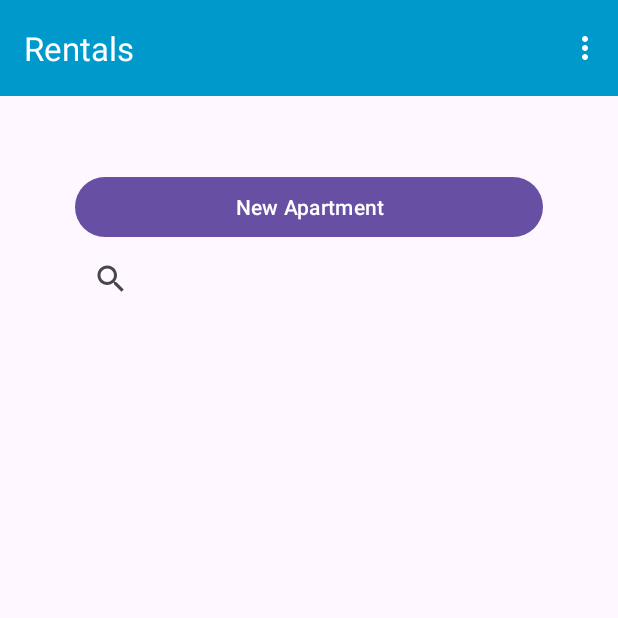
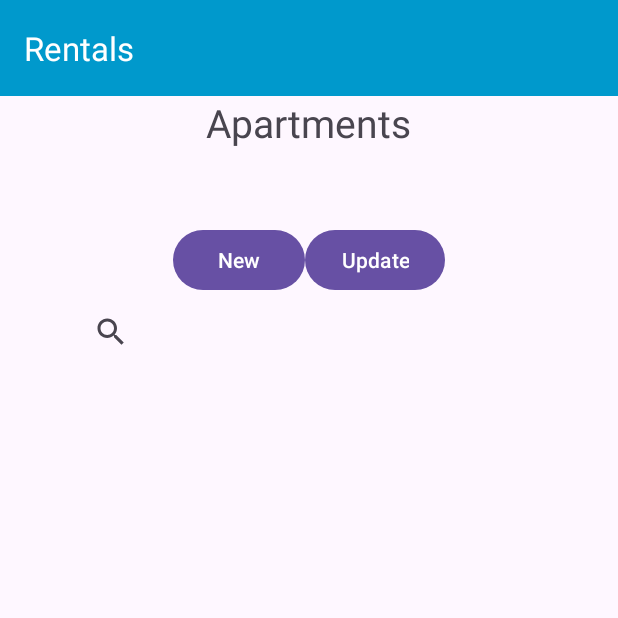
Before and after one commit to thiago-ssouza/rentals_app, an Android app: the ApartmentsListActivity screen opened directly, with no data from a screen before it, on a phone screen of 412 x 824 dp, the top half of it. Run offline under Robolectric (Android 15) with nearby library versions, the phone set to English and light mode, and no system bars; our stand-ins replace Firebase (no records; nobody signed in at launch, a user with empty details on screens opened directly).

Commit message:
Feature> ApartmentList fetching db firebase and filling the list view

```diff
--- a/app/src/main/java/com/example/rentals_app/ApartmentsListActivity.java
+++ b/app/src/main/java/com/example/rentals_app/ApartmentsListActivity.java
@@ -1,43 +1,84 @@
 package com.example.rentals_app;
-
 import androidx.annotation.NonNull;
 import androidx.appcompat.app.AppCompatActivity;
 import androidx.appcompat.widget.Toolbar;
-
 import android.content.Intent;
 import android.os.Bundle;
 import android.view.Menu;
 import android.view.MenuItem;
 import android.view.View;
+import android.widget.ArrayAdapter;
 import android.widget.Button;
-import com.example.rentals_app.model.UserModel; // Asegúrate de importar UserModel
-
+import android.widget.ListView;
+import com.example.rentals_app.model.UserModel;
+import com.example.rentals_app.model.ApartmentModel;
+import com.example.rentals_app.ApartmentEditActivity;
+import com.google.firebase.database.DataSnapshot;
+import com.google.firebase.database.DatabaseError;
+import com.google.firebase.database.DatabaseReference;
+import com.google.firebase.database.FirebaseDatabase;
+import com.google.firebase.database.ValueEventListener;
+import java.util.ArrayList;
+import java.util.List;
+import android.app.Activity;
+import android.os.Bundle;
 
 public class ApartmentsListActivity extends AppCompatActivity {
 
-    Button createApartmentButton;
     private UserModel loggedUser;
+    private List<ApartmentModel> apartmentsList = new ArrayList<>();
+    private ArrayAdapter<ApartmentModel> apartmentListAdapter;
+    private DatabaseReference databaseReference;
+    Button btnCreate, btnUpdate;
 
     @Override
     protected void onCreate(Bundle savedInstanceState) {
         super.onCreate(savedInstanceState);
         setContentView(R.layout.activity_apartments_list);
 
-        createApartmentButton = findViewById(R.id.createApartmentButton);
+        btnCreate = findViewById(R.id.btnCreate);
+        btnUpdate = findViewById(R.id.btnUpdate);
 
-        Toolbar toolbar = findViewById(R.id.toolbar);
-        setSupportActionBar(toolbar);
+        ListView apartmentsListView = findViewById(R.id.apartmentsList);
 
-        loggedUser = UserModel.getSession();
-        if (loggedUser != null) {
+        databaseReference = FirebaseDatabase.getInstance().getReference().child("apartments");
 
+        apartmentListAdapter = new ArrayAdapter<>(this, android.R.layout.simple_list_item_1, apartmentsList);
 
-        }
+        apartmentsListView.setAdapter(apartmentListAdapter);
 
-        createApartmentButton.setOnClickListener(new View.OnClickListener() {
+        databaseReference.addValueEventListener(new ValueEventListener() {
+            @Override
+            public void onDataChange(@NonNull DataSnapshot dataSnapshot) {
+                apartmentsList.clear();
+                for (DataSnapshot apartmentSnapshot : dataSnapshot.getChildren()) {
+                    ApartmentModel apartment = apartmentSnapshot.getValue(ApartmentModel.class);
+                    if (apartment != null) {
+                        apartmentsList.add(apartment);
+                    }
+                }
+
+                apartmentListAdapter.notifyDataSetChanged();
+            }
+
+            @Override
+            public void onCancelled(@NonNull DatabaseError databaseError) {
+
+            }
+        });
+
+        btnCreate.setOnClickListener(new View.OnClickListener() {
             @Override
             public void onClick(View view) {
                 Intent intent = new Intent(ApartmentsListActivity.this, ApartmentAddActivity.class);
+                startActivity(intent);
+            }
+        });
+
+        btnUpdate.setOnClickListener(new View.OnClickListener() {
+            @Override
+            public void onClick(View view) {
+                Intent intent = new Intent(ApartmentsListActivity.this, ApartmentEditActivity.class);
                 startActivity(intent);
             }
         });
@@ -46,7 +87,6 @@ public class ApartmentsListActivity extends AppCompatActivity {
     @Override
     public boolean onCreateOptionsMenu(Menu menu) {
         getMenuInflater().inflate(R.menu.toolbar_menu, menu);
-
         return true;
     }
 
--- a/app/src/main/res/layout/activity_apartments_list.xml
+++ b/app/src/main/res/layout/activity_apartments_list.xml
@@ -7,7 +7,7 @@
     android:layout_height="match_parent"
     android:orientation="vertical"
     android:gravity="top"
-    tools:context=".RegisterActivity">
+    tools:context=".ApartmentsListActivity">
 
     <androidx.appcompat.widget.Toolbar
         android:layout_width="match_parent"
@@ -18,20 +18,40 @@
         android:theme="@style/ThemeOverlay.AppCompat.Dark.ActionBar"
         app:popupTheme="@style/ThemeOverlay.AppCompat.Light"
         />
+    <TextView
+        android:layout_width="wrap_content"
+        android:layout_height="wrap_content"
+        android:text="Apartments"
+        android:textSize="26sp"
+        android:gravity="center"
+        android:layout_gravity="center">
+    </TextView>
 
     <LinearLayout
         android:layout_width="match_parent"
         android:layout_height="wrap_content"
         android:orientation="vertical"
         android:padding="50dp"
-        android:gravity="top">
+        android:gravity="center">
 
-        <Button
-            android:id="@+id/createApartmentButton"
-            android:layout_width="match_parent"
+        <LinearLayout
+            android:layout_width="wrap_content"
             android:layout_height="wrap_content"
-            android:text="New Apartment"
-            />
+            android:orientation="horizontal"
+            android:gravity="center"            >
+            <Button
+                android:id="@+id/btnCreate"
+                android:layout_width="match_parent"
+                android:layout_height="wrap_content"
+                android:text="New"
+                />
+            <Button
+                android:id="@+id/btnUpdate"
+                android:layout_width="match_parent"
+                android:layout_height="wrap_content"
+                android:text="Update"
+                />
+        </LinearLayout>
 
         <androidx.appcompat.widget.SearchView
             android:id="@+id/searchApartments"
@@ -43,8 +63,8 @@
             android:id="@+id/apartmentsList"
             android:layout_width="match_parent"
             android:layout_height="match_parent"
+            android:layout_marginTop="20dp"
+
             />
     </LinearLayout>
-
-
 </LinearLayout>
```
